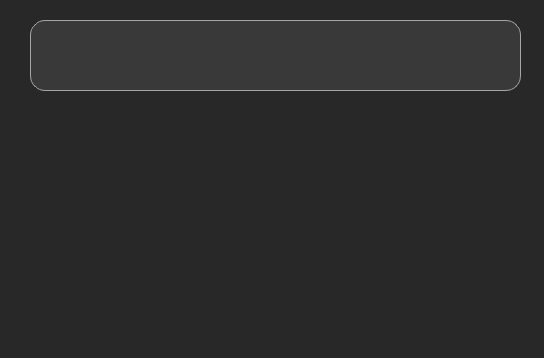
dthung1602/NetworkVisualization, file resource/gui/ConstraintDialog.ui: the form before one commit.
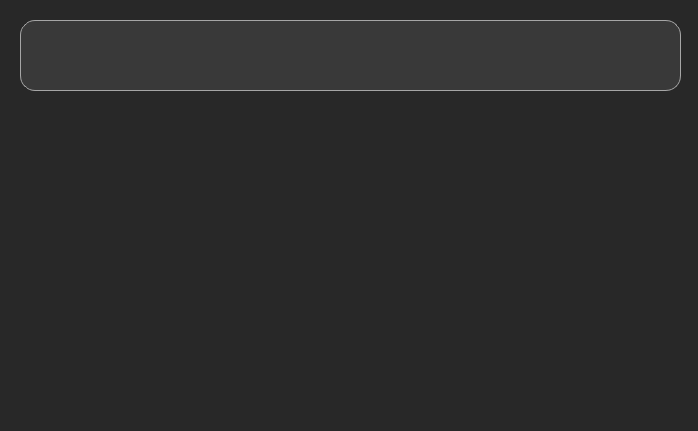
The form after the commit.

```diff
--- a/resource/gui/ConstraintDialog.ui
+++ b/resource/gui/ConstraintDialog.ui
@@ -6,8 +6,8 @@
    <rect>
     <x>0</x>
     <y>0</y>
-    <width>544</width>
-    <height>358</height>
+    <width>698</width>
+    <height>431</height>
    </rect>
   </property>
   <property name="windowTitle">
@@ -19,17 +19,18 @@
   <widget class="QLabel" name="label">
    <property name="geometry">
     <rect>
-     <x>30</x>
+     <x>20</x>
      <y>20</y>
-     <width>491</width>
+     <width>661</width>
      <height>71</height>
     </rect>
    </property>
    <property name="styleSheet">
     <string notr="true">color: rgb(180,180,180);
-                            font-size: 15px;
+font-size: 15px;
 background-color: rgb(57, 57, 57);
-                            border: 1px solid rgb(166, 166, 166);
+font-weight: bold;
+border: 1px solid rgb(166, 166, 166);
 border-radius: 15px;
                         </string>
    </property>
@@ -40,10 +41,10 @@
   <widget class="QWidget" name="gridLayoutWidget">
    <property name="geometry">
     <rect>
-     <x>40</x>
+     <x>20</x>
      <y>110</y>
-     <width>471</width>
-     <height>211</height>
+     <width>661</width>
+     <height>301</height>
     </rect>
    </property>
    <layout class="QGridLayout" name="gridLayout">
```
